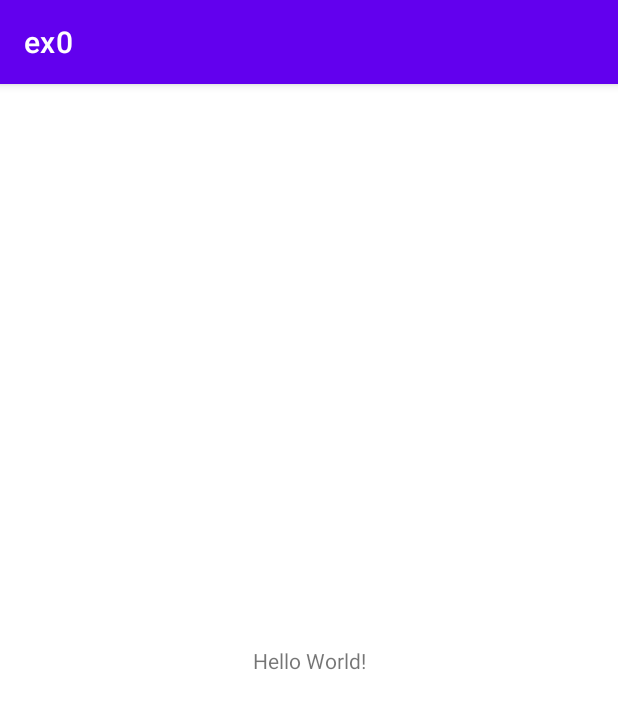
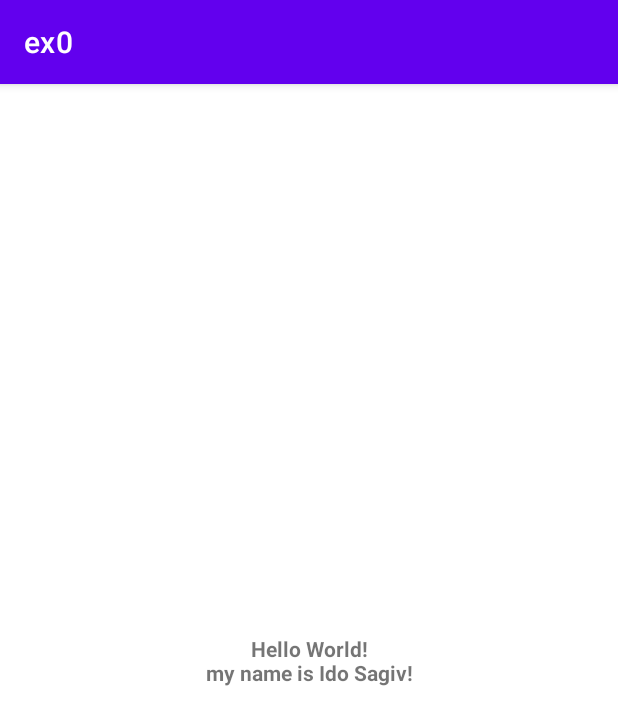
Before and after one commit to IdoSagiv/hello-world-app, an Android app: the screen it shows after launch (MainActivity), on a phone screen of 412 x 824 dp. Shown: the top 725 px of the screen. Run offline under Robolectric (Android 15) with nearby library versions, the phone set to English and light mode, and no system bars.

Commit message:
add text to the textView

```diff
--- a/app/src/main/res/layout/activity_main.xml
+++ b/app/src/main/res/layout/activity_main.xml
@@ -9,7 +9,9 @@
     <TextView
         android:layout_width="wrap_content"
         android:layout_height="wrap_content"
-        android:text="Hello World!"
+        android:text="Hello World!\nmy name is Ido Sagiv!"
+        android:textAlignment="center"
+        android:textStyle="bold"
         app:layout_constraintBottom_toBottomOf="parent"
         app:layout_constraintLeft_toLeftOf="parent"
         app:layout_constraintRight_toRightOf="parent"
```
